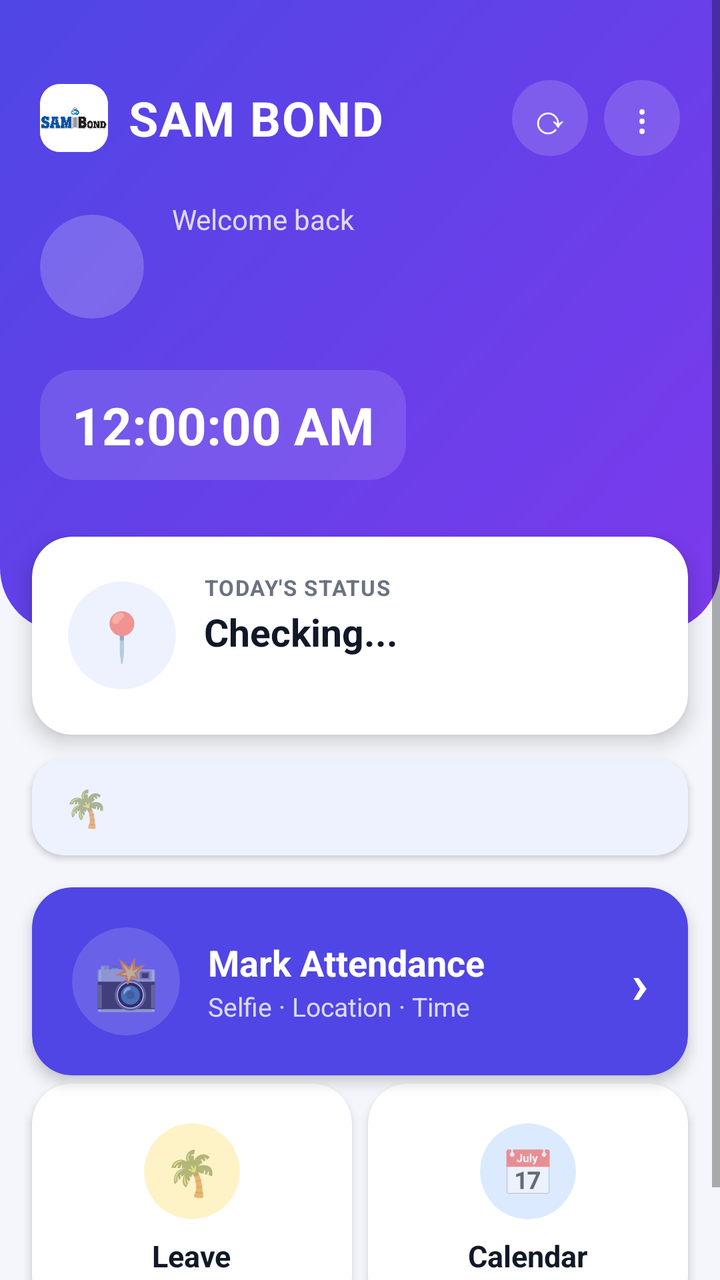
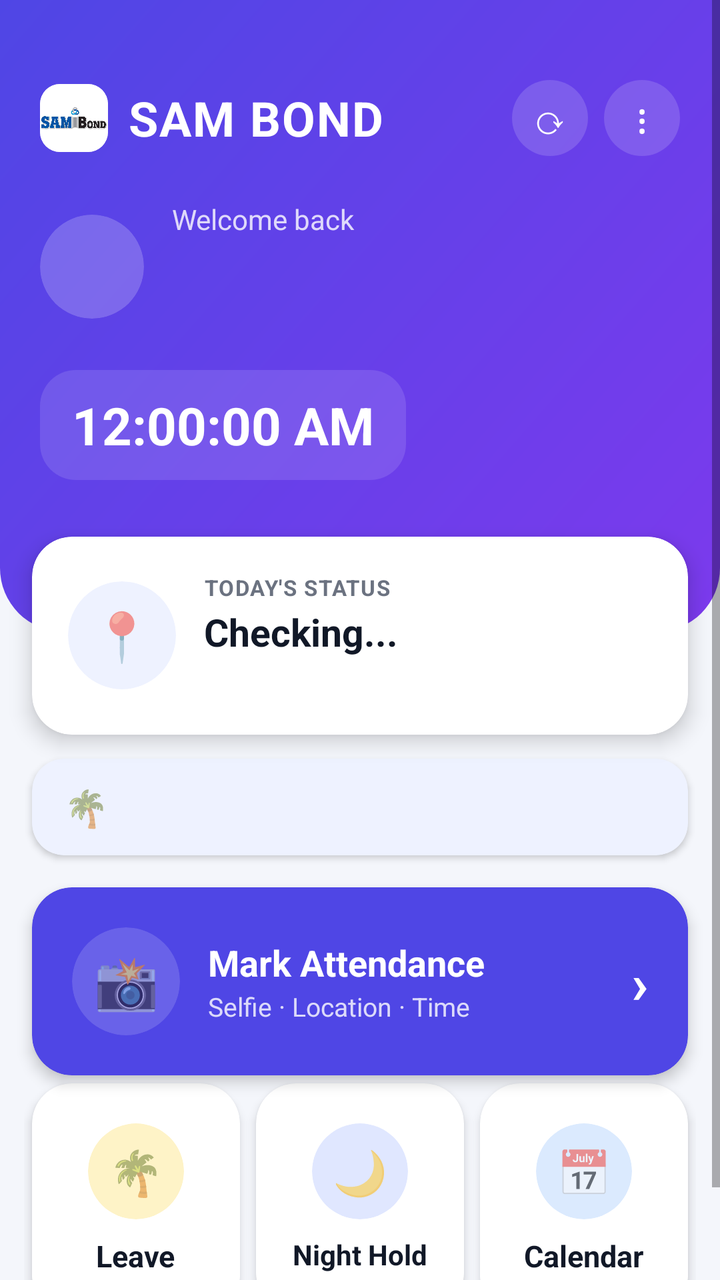

An Android layout rendered at two revisions. The XML below is the earlier revision; the diff shows what the commit changed to produce the second picture.
<!-- AndroidManifest.xml: application theme Theme.Attendance -->
<!-- res/layout/activity_home.xml -->
<?xml version="1.0" encoding="utf-8"?>
<ScrollView xmlns:android="http://schemas.android.com/apk/res/android"
    xmlns:app="http://schemas.android.com/apk/res-auto"
    android:layout_width="match_parent" android:layout_height="match_parent"
    android:background="@color/bg">
    <LinearLayout android:layout_width="match_parent" android:layout_height="wrap_content"
        android:orientation="vertical" android:paddingBottom="28dp">

        
        <LinearLayout android:layout_width="match_parent" android:layout_height="wrap_content"
            android:background="@drawable/bg_header" android:orientation="vertical"
            android:paddingStart="20dp" android:paddingEnd="20dp" android:paddingTop="40dp" android:paddingBottom="76dp">

            
            <LinearLayout android:layout_width="match_parent" android:layout_height="wrap_content"
                android:orientation="horizontal" android:gravity="center_vertical">
                <com.google.android.material.card.MaterialCardView
                    app:cardCornerRadius="10dp" app:cardElevation="0dp" app:cardBackgroundColor="#FFFFFF"
                    android:layout_width="34dp" android:layout_height="34dp">
                    <ImageView android:src="@drawable/logo" android:scaleType="centerCrop"
                        android:layout_width="match_parent" android:layout_height="match_parent" />
                </com.google.android.material.card.MaterialCardView>
                <TextView android:text="SAM BOND" android:textColor="#FFFFFF" android:textStyle="bold" android:textSize="24sp"
                    android:letterSpacing="0.03" android:layout_marginStart="10dp"
                    android:layout_width="0dp" android:layout_weight="1" android:layout_height="wrap_content" />
                <TextView android:id="@+id/btnRefresh" android:text="⟳" android:textSize="20sp"
                    android:textColor="#FFFFFF" android:background="@drawable/bg_icon_btn"
                    android:gravity="center" android:clickable="true" android:focusable="true"
                    android:layout_width="38dp" android:layout_height="38dp" />
                <TextView android:id="@+id/btnMenu" android:text="⋮" android:textSize="20sp"
                    android:textColor="#FFFFFF" android:background="@drawable/bg_icon_btn"
                    android:gravity="center" android:layout_marginStart="8dp"
                    android:clickable="true" android:focusable="true"
                    android:layout_width="38dp" android:layout_height="38dp" />
            </LinearLayout>

            
            <LinearLayout android:layout_width="match_parent" android:layout_height="wrap_content"
                android:orientation="horizontal" android:gravity="center_vertical" android:layout_marginTop="22dp">
                <com.google.android.material.card.MaterialCardView
                    app:cardCornerRadius="26dp" app:cardElevation="0dp" app:cardBackgroundColor="#33FFFFFF"
                    android:layout_width="52dp" android:layout_height="52dp">
                    <TextView android:id="@+id/tvAvatar" android:gravity="center" android:textColor="#FFFFFF"
                        android:textSize="20sp" android:textStyle="bold"
                        android:layout_width="match_parent" android:layout_height="match_parent" />
                </com.google.android.material.card.MaterialCardView>
                <LinearLayout android:layout_width="wrap_content" android:layout_height="wrap_content"
                    android:orientation="vertical" android:layout_marginStart="14dp">
                    <TextView android:text="Welcome back" android:textColor="#CCFFFFFF" android:textSize="14sp"
                        android:layout_width="wrap_content" android:layout_height="wrap_content" />
                    <TextView android:id="@+id/tvName" android:textColor="#FFFFFF" android:textSize="22sp" android:textStyle="bold"
                        android:layout_width="wrap_content" android:layout_height="wrap_content" />
                    <TextView android:id="@+id/tvDate" android:textColor="#CCFFFFFF" android:textSize="13sp" android:layout_marginTop="1dp"
                        android:layout_width="wrap_content" android:layout_height="wrap_content" />
                </LinearLayout>
            </LinearLayout>

            
            <LinearLayout android:background="@drawable/bg_pill_translucent" android:orientation="horizontal"
                android:gravity="center_vertical" android:layout_marginTop="18dp"
                android:paddingStart="16dp" android:paddingEnd="16dp" android:paddingTop="10dp" android:paddingBottom="10dp"
                android:layout_width="wrap_content" android:layout_height="wrap_content">
                <TextClock android:format12Hour="hh:mm:ss a" android:format24Hour="hh:mm:ss a"
                    android:textColor="#FFFFFF" android:textSize="26sp" android:textStyle="bold"
                    android:layout_width="wrap_content" android:layout_height="wrap_content" />
            </LinearLayout>
        </LinearLayout>

        
        <com.google.android.material.card.MaterialCardView
            android:layout_width="match_parent" android:layout_height="wrap_content"
            android:layout_marginStart="16dp" android:layout_marginEnd="16dp" android:layout_marginTop="-48dp"
            app:cardCornerRadius="20dp" app:cardElevation="6dp">
            <LinearLayout android:layout_width="match_parent" android:layout_height="wrap_content"
                android:orientation="horizontal" android:gravity="center_vertical" android:padding="18dp">
                <com.google.android.material.card.MaterialCardView
                    app:cardCornerRadius="27dp" app:cardElevation="0dp" app:cardBackgroundColor="#EEF2FF"
                    android:layout_width="54dp" android:layout_height="54dp">
                    <TextView android:text="📍" android:textSize="24sp" android:gravity="center"
                        android:layout_width="match_parent" android:layout_height="match_parent" />
                </com.google.android.material.card.MaterialCardView>
                <LinearLayout android:layout_width="0dp" android:layout_weight="1" android:layout_height="wrap_content"
                    android:orientation="vertical" android:layout_marginStart="14dp">
                    <TextView android:text="TODAY'S STATUS" android:textSize="11sp" android:textStyle="bold" android:textColor="@color/muted"
                        android:letterSpacing="0.05"
                        android:layout_width="wrap_content" android:layout_height="wrap_content" />
                    <TextView android:id="@+id/tvStatus" android:text="Checking..." android:textSize="19sp" android:textStyle="bold"
                        android:textColor="@color/ink" android:layout_marginTop="2dp"
                        android:layout_width="wrap_content" android:layout_height="wrap_content" />
                    <TextView android:id="@+id/tvMonth" android:textColor="@color/muted" android:textSize="13sp" android:layout_marginTop="3dp"
                        android:layout_width="wrap_content" android:layout_height="wrap_content" />
                </LinearLayout>
            </LinearLayout>
        </com.google.android.material.card.MaterialCardView>

        
        <com.google.android.material.card.MaterialCardView
            android:layout_width="match_parent" android:layout_height="wrap_content"
            android:layout_marginStart="16dp" android:layout_marginEnd="16dp" android:layout_marginTop="12dp"
            app:cardCornerRadius="16dp" app:cardElevation="2dp" app:cardBackgroundColor="#EEF2FF">
            <LinearLayout android:layout_width="match_parent" android:layout_height="wrap_content"
                android:orientation="horizontal" android:gravity="center_vertical"
                android:paddingStart="16dp" android:paddingEnd="16dp" android:paddingTop="12dp" android:paddingBottom="12dp">
                <TextView android:text="🌴" android:textSize="18sp"
                    android:layout_width="wrap_content" android:layout_height="wrap_content" />
                <TextView android:id="@+id/tvLeaveBal" android:textColor="@color/primary" android:textStyle="bold" android:textSize="13sp"
                    android:layout_marginStart="8dp"
                    android:layout_width="wrap_content" android:layout_height="wrap_content" />
            </LinearLayout>
        </com.google.android.material.card.MaterialCardView>

        
        <com.google.android.material.card.MaterialCardView android:id="@+id/tileAttendance"
            android:layout_width="match_parent" android:layout_height="wrap_content"
            android:layout_marginStart="16dp" android:layout_marginEnd="16dp" android:layout_marginTop="16dp"
            android:clickable="true" android:focusable="true"
            app:cardBackgroundColor="@color/primary" app:cardCornerRadius="20dp" app:cardElevation="4dp">
            <LinearLayout android:layout_width="match_parent" android:layout_height="wrap_content"
                android:gravity="center_vertical" android:orientation="horizontal" android:padding="20dp">
                <com.google.android.material.card.MaterialCardView
                    app:cardCornerRadius="27dp" app:cardElevation="0dp" app:cardBackgroundColor="#26FFFFFF"
                    android:layout_width="54dp" android:layout_height="54dp">
                    <TextView android:text="📸" android:textSize="26sp" android:gravity="center"
                        android:layout_width="match_parent" android:layout_height="match_parent" />
                </com.google.android.material.card.MaterialCardView>
                <LinearLayout android:layout_width="0dp" android:layout_weight="1" android:layout_height="wrap_content"
                    android:layout_marginStart="14dp" android:orientation="vertical">
                    <TextView android:text="Mark Attendance" android:textColor="#FFFFFF" android:textSize="18sp" android:textStyle="bold"
                        android:layout_width="wrap_content" android:layout_height="wrap_content" />
                    <TextView android:text="Selfie · Location · Time" android:textColor="#CCFFFFFF" android:textSize="13sp"
                        android:layout_marginTop="1dp"
                        android:layout_width="wrap_content" android:layout_height="wrap_content" />
                </LinearLayout>
                <TextView android:text="›" android:textColor="#FFFFFF" android:textSize="28sp" android:textStyle="bold"
                    android:layout_width="wrap_content" android:layout_height="wrap_content" />
            </LinearLayout>
        </com.google.android.material.card.MaterialCardView>

        
        <LinearLayout android:layout_width="match_parent" android:layout_height="wrap_content"
            android:layout_marginStart="12dp" android:layout_marginEnd="12dp" android:orientation="horizontal">
            <com.google.android.material.card.MaterialCardView android:id="@+id/tileLeave"
                android:layout_width="0dp" android:layout_weight="1" android:layout_height="wrap_content"
                android:layout_margin="4dp" android:layout_marginTop="12dp" android:clickable="true" android:focusable="true"
                app:cardCornerRadius="20dp" app:cardElevation="3dp">
                <LinearLayout android:layout_width="match_parent" android:layout_height="wrap_content"
                    android:gravity="center" android:orientation="vertical" android:paddingTop="20dp" android:paddingBottom="20dp">
                    <com.google.android.material.card.MaterialCardView
                        app:cardCornerRadius="24dp" app:cardElevation="0dp" app:cardBackgroundColor="#FEF3C7"
                        android:layout_width="48dp" android:layout_height="48dp">
                        <TextView android:text="🌴" android:textSize="22sp" android:gravity="center"
                            android:layout_width="match_parent" android:layout_height="match_parent" />
                    </com.google.android.material.card.MaterialCardView>
                    <TextView android:text="Leave" android:textStyle="bold" android:textSize="15sp" android:textColor="@color/ink"
                        android:layout_marginTop="8dp" android:layout_width="wrap_content" android:layout_height="wrap_content" />
                </LinearLayout>
            </com.google.android.material.card.MaterialCardView>
            <com.google.android.material.card.MaterialCardView android:id="@+id/tileCalendar"
                android:layout_width="0dp" android:layout_weight="1" android:layout_height="wrap_content"
                android:layout_margin="4dp" android:layout_marginTop="12dp" android:clickable="true" android:focusable="true"
                app:cardCornerRadius="20dp" app:cardElevation="3dp">
                <LinearLayout android:layout_width="match_parent" android:layout_height="wrap_content"
                    android:gravity="center" android:orientation="vertical" android:paddingTop="20dp" android:paddingBottom="20dp">
                    <com.google.android.material.card.MaterialCardView
                        app:cardCornerRadius="24dp" app:cardElevation="0dp" app:cardBackgroundColor="#DBEAFE"
                        android:layout_width="48dp" android:layout_height="48dp">
                        <TextView android:text="📅" android:textSize="22sp" android:gravity="center"
                            android:layout_width="match_parent" android:layout_height="match_parent" />
                    </com.google.android.material.card.MaterialCardView>
                    <TextView android:text="Calendar" android:textStyle="bold" android:textSize="15sp" android:textColor="@color/ink"
                        android:layout_marginTop="8dp" android:layout_width="wrap_content" android:layout_height="wrap_content" />
                </LinearLayout>
            </com.google.android.material.card.MaterialCardView>
        </LinearLayout>

        
        <com.google.android.material.card.MaterialCardView android:id="@+id/tileTeam" android:visibility="gone"
            android:layout_width="match_parent" android:layout_height="wrap_content"
            android:layout_marginStart="16dp" android:layout_marginEnd="16dp" android:layout_marginTop="12dp"
            android:clickable="true" android:focusable="true"
            app:cardCornerRadius="20dp" app:cardElevation="3dp">
            <LinearLayout android:layout_width="match_parent" android:layout_height="wrap_content"
                android:gravity="center_vertical" android:orientation="horizontal" android:padding="16dp">
                <com.google.android.material.card.MaterialCardView
                    app:cardCornerRadius="24dp" app:cardElevation="0dp" app:cardBackgroundColor="#EDE9FE"
                    android:layout_width="48dp" android:layout_height="48dp">
                    <TextView android:text="👥" android:textSize="22sp" android:gravity="center"
                        android:layout_width="match_parent" android:layout_height="match_parent" />
                </com.google.android.material.card.MaterialCardView>
                <TextView android:text="My Team" android:textStyle="bold" android:textSize="16sp" android:textColor="@color/ink"
                    android:layout_marginStart="14dp" android:layout_width="0dp" android:layout_weight="1"
                    android:layout_height="wrap_content" />
                <TextView android:text="›" android:textColor="@color/muted" android:textSize="26sp" android:textStyle="bold"
                    android:layout_width="wrap_content" android:layout_height="wrap_content" />
            </LinearLayout>
        </com.google.android.material.card.MaterialCardView>
    </LinearLayout>
</ScrollView>
<!-- resources referenced by this layout -->
<resources>
  <color name="bg">#F4F6FB</color>
  <color name="ink">#111827</color>
  <color name="muted">#6B7280</color>
  <color name="primary">#4F46E5</color>
  <!-- drawable bg_header (drawable) -->
  <?xml version="1.0" encoding="utf-8"?>
  <shape xmlns:android="http://schemas.android.com/apk/res/android" android:shape="rectangle">
      <gradient android:startColor="#4F46E5" android:endColor="#7C3AED" android:angle="315" />
      <corners android:bottomLeftRadius="32dp" android:bottomRightRadius="32dp" />
  </shape>
  <!-- drawable bg_icon_btn (drawable) -->
  <?xml version="1.0" encoding="utf-8"?>
  <shape xmlns:android="http://schemas.android.com/apk/res/android" android:shape="oval">
      <solid android:color="#26FFFFFF" />
  </shape>
  <!-- drawable bg_pill_translucent (drawable) -->
  <?xml version="1.0" encoding="utf-8"?>
  <shape xmlns:android="http://schemas.android.com/apk/res/android" android:shape="rectangle">
      <solid android:color="#1FFFFFFF" />
      <corners android:radius="18dp" />
  </shape>
  <!-- drawable logo: png bitmap (drawable, 93101 bytes) -->
  <style name="Theme.Attendance" parent="Theme.MaterialComponents.Light.NoActionBar">
          <item name="colorPrimary">@color/primary</item>
          <item name="colorPrimaryVariant">@color/primary_dark</item>
          <item name="colorOnPrimary">@color/white</item>
          <item name="colorSecondary">@color/accent</item>
          <item name="android:windowBackground">@color/bg</item>
          <item name="android:statusBarColor">@color/primary_dark</item>
          <item name="materialButtonStyle">@style/Btn</item>
      </style>
  <color name="primary_dark">#3730A3</color>
  <color name="white">#FFFFFF</color>
  <color name="accent">#14B8A6</color>
  <style name="Btn" parent="Widget.MaterialComponents.Button">
          <item name="cornerRadius">14dp</item>
          <item name="android:textAllCaps">false</item>
          <item name="android:textSize">16sp</item>
          <item name="android:textStyle">bold</item>
          <item name="android:letterSpacing">0</item>
          <item name="android:minHeight">54dp</item>
      </style>
</resources>

<!-- the commit's change to res/layout/activity_home.xml (unified diff, before → after) -->
@@ -155,6 +155,22 @@
                         android:layout_marginTop="8dp" android:layout_width="wrap_content" android:layout_height="wrap_content" />
                 </LinearLayout>
             </com.google.android.material.card.MaterialCardView>
+            <com.google.android.material.card.MaterialCardView android:id="@+id/tileNight"
+                android:layout_width="0dp" android:layout_weight="1" android:layout_height="wrap_content"
+                android:layout_margin="4dp" android:layout_marginTop="12dp" android:clickable="true" android:focusable="true"
+                app:cardCornerRadius="20dp" app:cardElevation="3dp">
+                <LinearLayout android:layout_width="match_parent" android:layout_height="wrap_content"
+                    android:gravity="center" android:orientation="vertical" android:paddingTop="20dp" android:paddingBottom="20dp">
+                    <com.google.android.material.card.MaterialCardView
+                        app:cardCornerRadius="24dp" app:cardElevation="0dp" app:cardBackgroundColor="#E0E7FF"
+                        android:layout_width="48dp" android:layout_height="48dp">
+                        <TextView android:text="🌙" android:textSize="22sp" android:gravity="center"
+                            android:layout_width="match_parent" android:layout_height="match_parent" />
+                    </com.google.android.material.card.MaterialCardView>
+                    <TextView android:text="Night Hold" android:textStyle="bold" android:textSize="14sp" android:textColor="@color/ink"
+                        android:layout_marginTop="8dp" android:layout_width="wrap_content" android:layout_height="wrap_content" />
+                </LinearLayout>
+            </com.google.android.material.card.MaterialCardView>
             <com.google.android.material.card.MaterialCardView android:id="@+id/tileCalendar"
                 android:layout_width="0dp" android:layout_weight="1" android:layout_height="wrap_content"
                 android:layout_margin="4dp" android:layout_marginTop="12dp" android:clickable="true" android:focusable="true"
